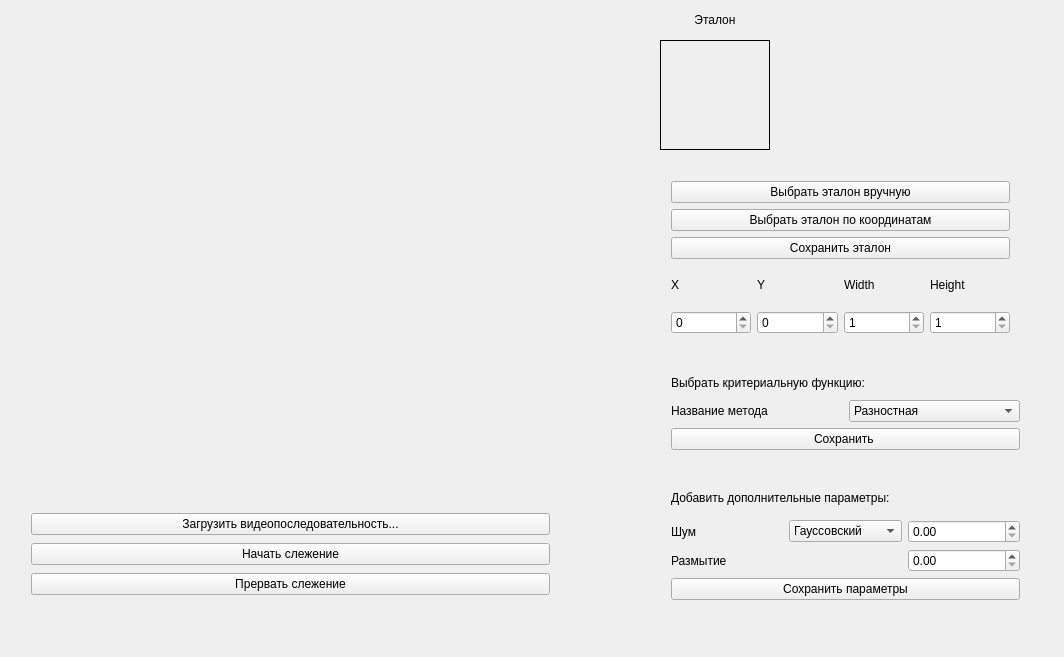
Old version of the form widget.ui in the repository lizatish/Techical_view.
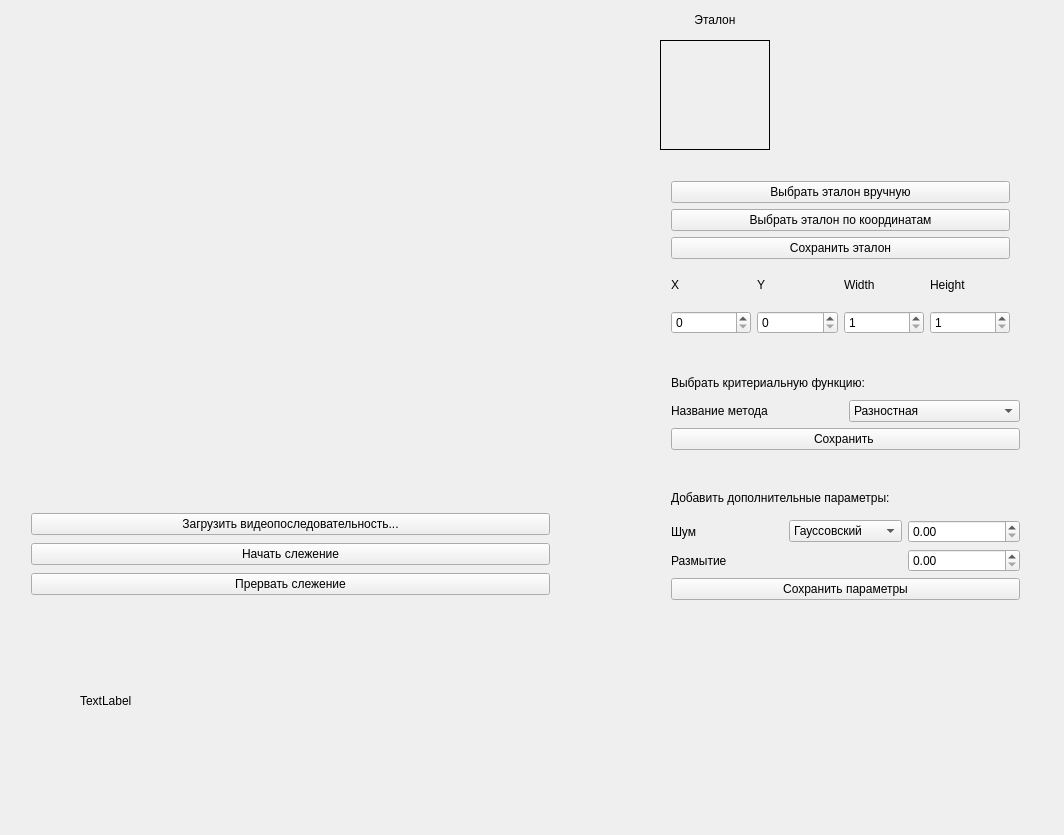
New version of the form. Custom widgets are drawn as their Qt base class.

The edit to the form file:
```diff
--- a/widget.ui
+++ b/widget.ui
@@ -7,7 +7,7 @@
     <x>0</x>
     <y>0</y>
     <width>1064</width>
-    <height>657</height>
+    <height>835</height>
    </rect>
   </property>
   <property name="mouseTracking">
@@ -371,6 +371,19 @@
     </item>
    </layout>
   </widget>
+  <widget class="QLabel" name="lalala">
+   <property name="geometry">
+    <rect>
+     <x>80</x>
+     <y>630</y>
+     <width>341</width>
+     <height>141</height>
+    </rect>
+   </property>
+   <property name="text">
+    <string>TextLabel</string>
+   </property>
+  </widget>
  </widget>
  <layoutdefault spacing="6" margin="11"/>
  <customwidgets>
```
